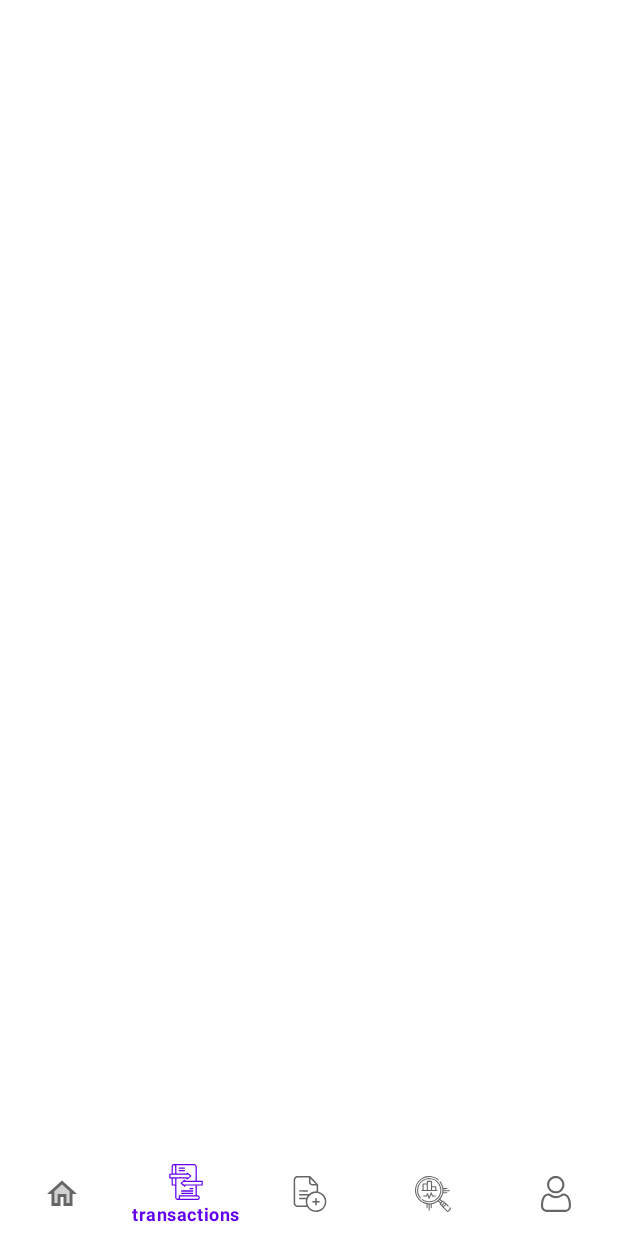
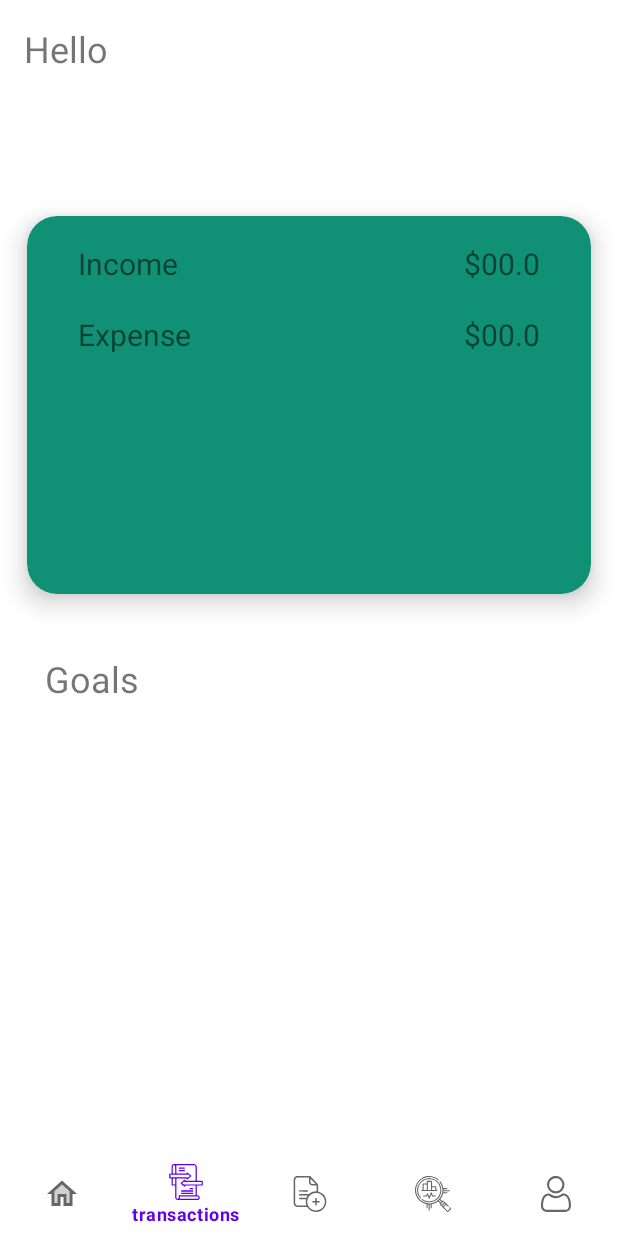
Before and after one commit to hodakl099/Expense-tracking-App, an Android app: the screen it shows after launch (MainActivity), item 2 of the bottom bar chosen, on a phone screen of 412 x 824 dp. Run offline under Robolectric (Android 15) with nearby library versions, the phone set to English and light mode, and no system bars.

Commit message:
fixed bugs regarding Device landscape

```diff
--- a/app/src/main/java/com/example/trackingapp/ui/ui/IncomeFragment.kt
+++ b/app/src/main/java/com/example/trackingapp/ui/ui/IncomeFragment.kt
@@ -41,7 +41,7 @@ class IncomeFragment : Fragment() {
         val binding = FragmentIncomeBinding.inflate(layoutInflater, container, false)
 
 
-        binding.rvGoals.layoutManager = LinearLayoutManager(activity)
+        binding.rvGoals.layoutManager = LinearLayoutManager(requireContext())
         binding.rvGoals.adapter = GoalsAdapter(listItems)
 
 
--- a/app/src/main/res/layout/activity_main.xml
+++ b/app/src/main/res/layout/activity_main.xml
@@ -10,7 +10,21 @@
 
 
 
-        <com.google.android.material.bottomnavigation.BottomNavigationView
+    <androidx.fragment.app.FragmentContainerView
+        android:id="@+id/nav_host_fragment"
+        android:name="androidx.navigation.fragment.NavHostFragment"
+        android:layout_width="0dp"
+        android:layout_height="0dp"
+        app:layout_constraintLeft_toLeftOf="parent"
+        app:layout_constraintRight_toRightOf="parent"
+        app:layout_constraintTop_toTopOf="parent"
+        app:layout_constraintBottom_toBottomOf="parent"
+
+        app:defaultNavHost="true"
+        app:navGraph="@navigation/nav_graph" />
+
+
+    <com.google.android.material.bottomnavigation.BottomNavigationView
             android:id="@+id/bottomNavigationView"
             android:layout_width="match_parent"
             android:layout_height="wrap_content"
--- a/app/src/main/res/layout/fragment_income.xml
+++ b/app/src/main/res/layout/fragment_income.xml
@@ -1,12 +1,16 @@
 <?xml version="1.0" encoding="utf-8"?>
-<androidx.constraintlayout.widget.ConstraintLayout xmlns:android="http://schemas.android.com/apk/res/android"
+<ScrollView xmlns:android="http://schemas.android.com/apk/res/android"
     xmlns:app="http://schemas.android.com/apk/res-auto"
     xmlns:tools="http://schemas.android.com/tools"
     android:layout_width="match_parent"
     android:layout_height="match_parent"
+    android:fillViewport="true"
     tools:context=".ui.ui.IncomeFragment">
 
 
+    <androidx.constraintlayout.widget.ConstraintLayout
+        android:layout_width="match_parent"
+        android:layout_height="match_parent">
         <TextView
             android:id="@+id/tvHelloText"
             android:layout_width="wrap_content"
@@ -46,8 +50,7 @@
 
             <androidx.constraintlayout.widget.ConstraintLayout
                 android:layout_width="match_parent"
-            android:layout_height="match_parent"
-            android:orientation="vertical"
+                android:layout_height="wrap_content"
                 android:paddingLeft="16dp"
                 android:paddingRight="16dp">
 
@@ -126,13 +129,15 @@
             android:id="@+id/rvGoals"
             android:layout_width="406dp"
             android:layout_height="233dp"
+            android:layout_marginTop="100dp"
             android:padding="16dp"
-        tools:itemCount="5"
-        app:layout_constraintBottom_toBottomOf="parent"
             app:layout_constraintEnd_toEndOf="parent"
-        app:layout_constraintHorizontal_bias="0.333"
             app:layout_constraintStart_toStartOf="parent"
-        app:layout_constraintTop_toBottomOf="@+id/tvGoals"
-        app:layout_constraintVertical_bias="0.0" />
+            app:layout_constraintTop_toBottomOf="@+id/cardViewIncome"
+            tools:itemCount="5" />
 
     </androidx.constraintlayout.widget.ConstraintLayout>
+
+
+
+</ScrollView>
```
Also changed, not shown: app/src/main/java/com/example/trackingapp/ui/adapters/ViewPagerAdapter.kt (deleted, +0 -22 lines), app/src/main/java/com/example/trackingapp/ui/ui/MainActivity.kt (+0 -15 lines). Lines whose indentation alone changed are shown as unchanged.
